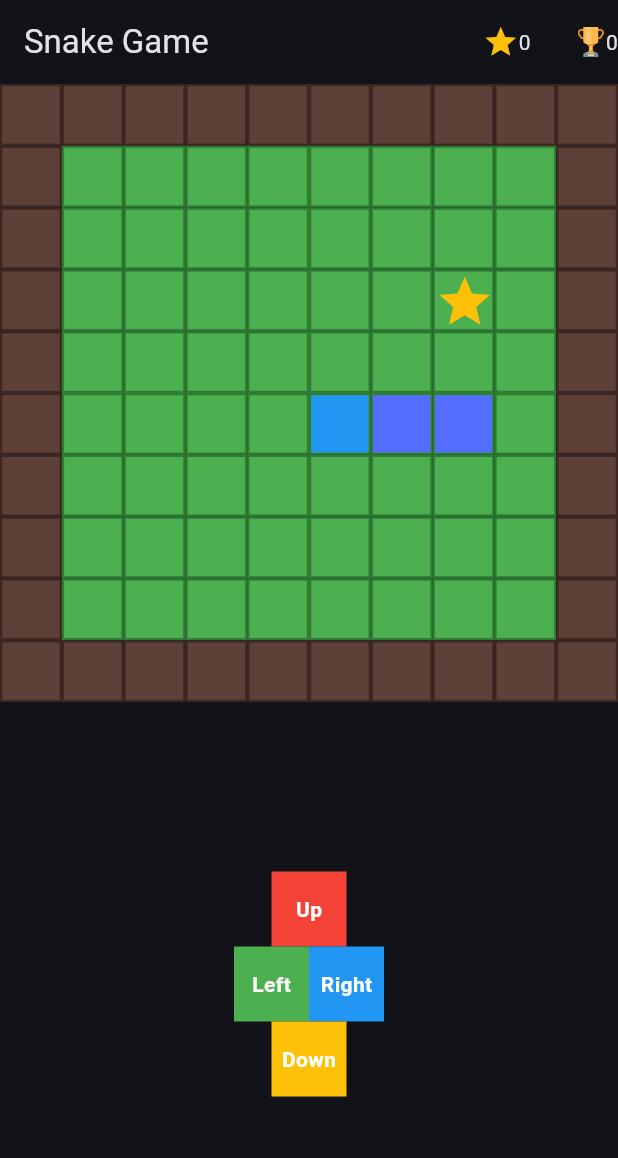
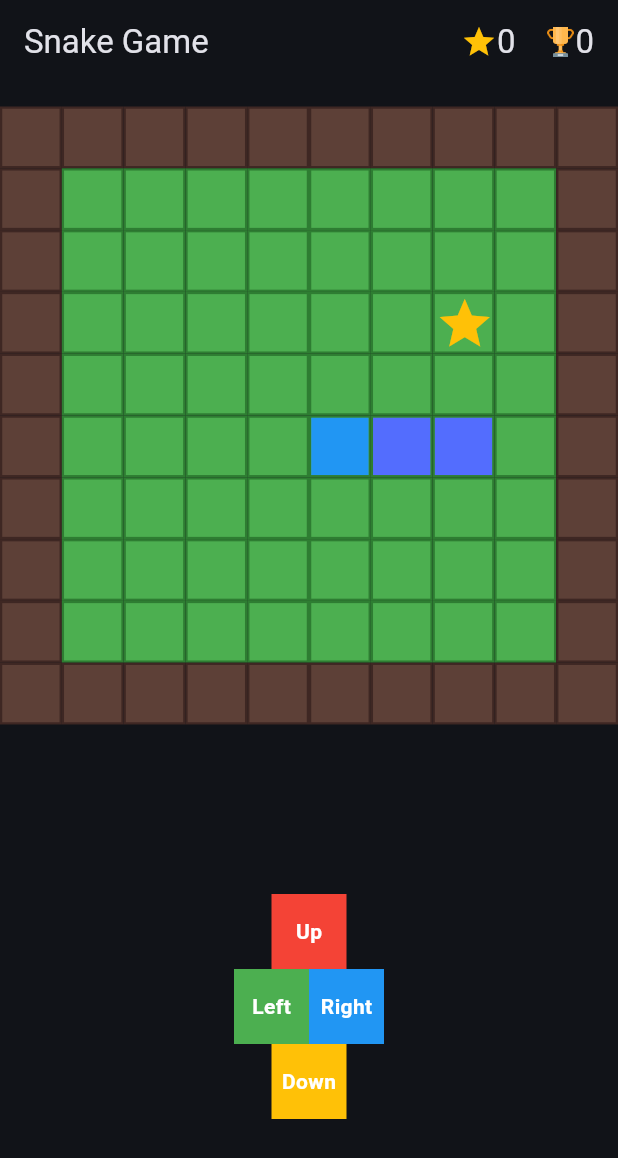
Before and after one commit to Samaara-Das/Snake-Game, a Flutter app: the screen it shows after launch, on a phone screen of 412 x 824 dp. Shown: the top 1158 px of the screen. Run offline on Flutter 3.47's test engine with Material 3 defaults, Android fonts, the phone set to English and light mode, and no system bars.

Commit message:
Added minor changes for a better layout and added image

```diff
--- a/lib/scores.dart
+++ b/lib/scores.dart
@@ -4,18 +4,16 @@ import 'game_provider.dart';
 
 // This shows the current score of the player and the high score of the player on the top of the game.
 
-List<Widget> scores() {
-  return [
-    Padding(
-      padding: const EdgeInsets.all(10.0),
-      child: Row( // Score
+Widget scores() {
+  return Row(
+    children: [
+      Row( // Score
         children: [
           Icon(Icons.star, color: Colors.amber, size: 24),
           Consumer<GameProvider>(
               builder: (context, game, child) => Text('${game.score}')
           )
         ],
-      ),
       ),
 
       SizedBox(width: 20),
@@ -28,5 +26,6 @@ List<Widget> scores() {
           )
         ],
       ),
-  ];
+    ]
+  );
 }
--- a/lib/snake_game_page.dart
+++ b/lib/snake_game_page.dart
@@ -21,8 +21,21 @@ class _SnakeGamePageState extends State<SnakeGamePage> {
   @override
   Widget build(BuildContext context) {
     return Scaffold(
-      appBar: AppBar(title: Text('Snake Game'), actions: scores()),
-      body: Center(
+      appBar: AppBar(
+        title: Center(
+          child: Container(
+            width: 500,
+            child: Row(
+              mainAxisAlignment: MainAxisAlignment.spaceBetween,
+              children: [Text('Snake Game'), scores()]
+            ),
+          ),
+        )
+      ),
+
+      body: Padding(
+        padding: const EdgeInsets.only(top: 15),
+        child: Center(
           child: Consumer<GameProvider>(
             builder: (context, game, child) => Stack(
               alignment: AlignmentDirectional.center,
@@ -44,6 +57,7 @@ class _SnakeGamePageState extends State<SnakeGamePage> {
             ),
           )
         ),
+      ),
     );
   }
 }
```
Also changed, not shown: assets/snake game.png (added). Lines whose indentation alone changed are shown as unchanged.
